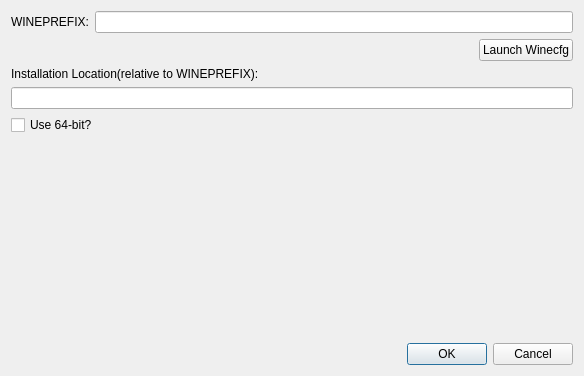
Qt form settingsdialog.ui (rm5248/RenegadeXLauncher) before a commit.
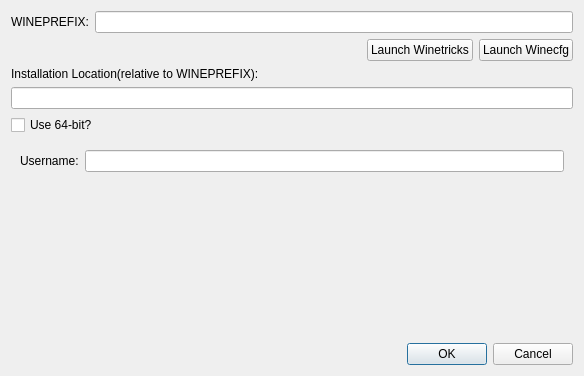
The same form after that commit.

```diff
--- a/settingsdialog.ui
+++ b/settingsdialog.ui
@@ -70,6 +70,13 @@
         </property>
        </spacer>
       </item>
+      <item>
+       <widget class="QPushButton" name="launchWinetricks">
+        <property name="text">
+         <string>Launch Winetricks</string>
+        </property>
+       </widget>
+      </item>
       <item>
        <widget class="QPushButton" name="launchWinecfg">
         <property name="text">
@@ -115,6 +122,22 @@
      </property>
     </widget>
    </item>
+   <item>
+    <widget class="QWidget" name="widget_4" native="true">
+     <layout class="QHBoxLayout" name="horizontalLayout_3">
+      <item>
+       <widget class="QLabel" name="label_2">
+        <property name="text">
+         <string>Username:</string>
+        </property>
+       </widget>
+      </item>
+      <item>
+       <widget class="QLineEdit" name="username"/>
+      </item>
+     </layout>
+    </widget>
+   </item>
    <item>
     <spacer name="verticalSpacer">
      <property name="orientation">
```
